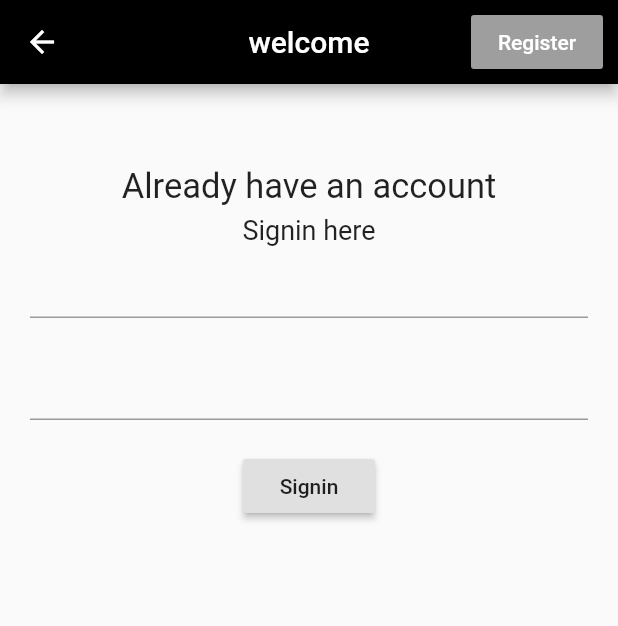
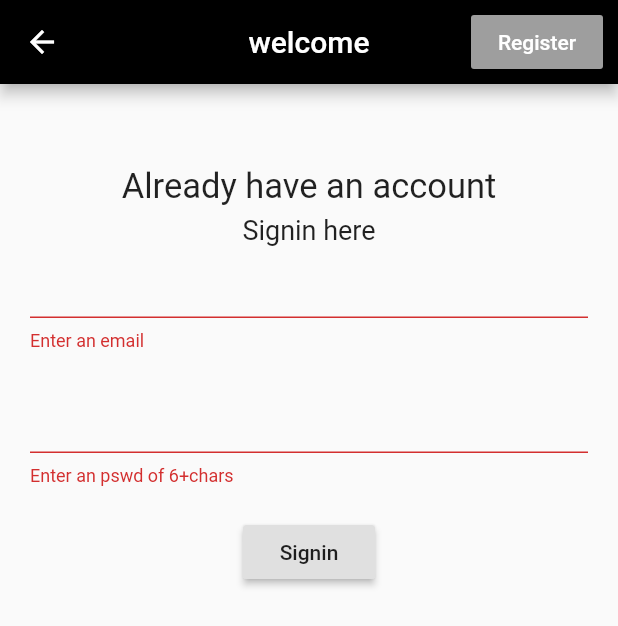
Before and after one commit to pravalikamukkiri/Textgram, a Flutter app: the Signin screen opened directly, after a tap on "Signin", on a phone screen of 412 x 824 dp. Shown: the top 626 px of the screen. Run offline on Flutter 3.47's test engine with Material 2 defaults, Android fonts, the phone set to English and light mode, and no system bars; our stand-ins replace firebase_auth, firebase_core; accounts and stored records are empty.

Commit message:
Update signin.dart

```diff
--- a/lib/authenticate/signin.dart
+++ b/lib/authenticate/signin.dart
@@ -14,6 +14,8 @@ class Signin extends StatefulWidget {
 }
 
 class _SigninState extends State<Signin> {
+  final _formKey = GlobalKey<FormState>();
+
   String email;
   String password;
 
@@ -45,6 +47,7 @@ class _SigninState extends State<Signin> {
         centerTitle: true,
       ),
       body: Form(
+        key: _formKey,
         child: Padding(
           padding: EdgeInsets.symmetric(horizontal: 20, vertical: 10),
           child: Column(
@@ -62,6 +65,7 @@ class _SigninState extends State<Signin> {
                   fontSize: 18,
                 ),),
               TextFormField(
+                validator: (val) => val.isEmpty ? 'Enter an email' : null,
                 onChanged: (val) {
                   setState(() {
                     email = val;
@@ -71,6 +75,7 @@ class _SigninState extends State<Signin> {
               SizedBox(height: 20,),
               TextFormField(
                 obscureText: true,
+                validator: (val) => val.length < 6 ? 'Enter an pswd of 6+chars' : null,
                 onChanged: (val) {
                   setState(() {
                     password = val;
@@ -80,11 +85,14 @@ class _SigninState extends State<Signin> {
               SizedBox(height: 20,),
               RaisedButton(
                 onPressed: () async {
-                  await FirebaseAuth.instance.signInWithEmailAndPassword(
-                      email: email, password: password).then((result) {
-                    print(result.user.email);
-                    widget.authenticate();
-                  });
+                  if(_formKey.currentState.validate()) {
+                    //print('ok');
+                    await FirebaseAuth.instance.signInWithEmailAndPassword(
+                        email: email, password: password).then((result) {
+                      print(result.user.email);
+                      widget.authenticate();
+                    });
+                  }
                 },
                 child: Text('Signin'),
               ),
```
